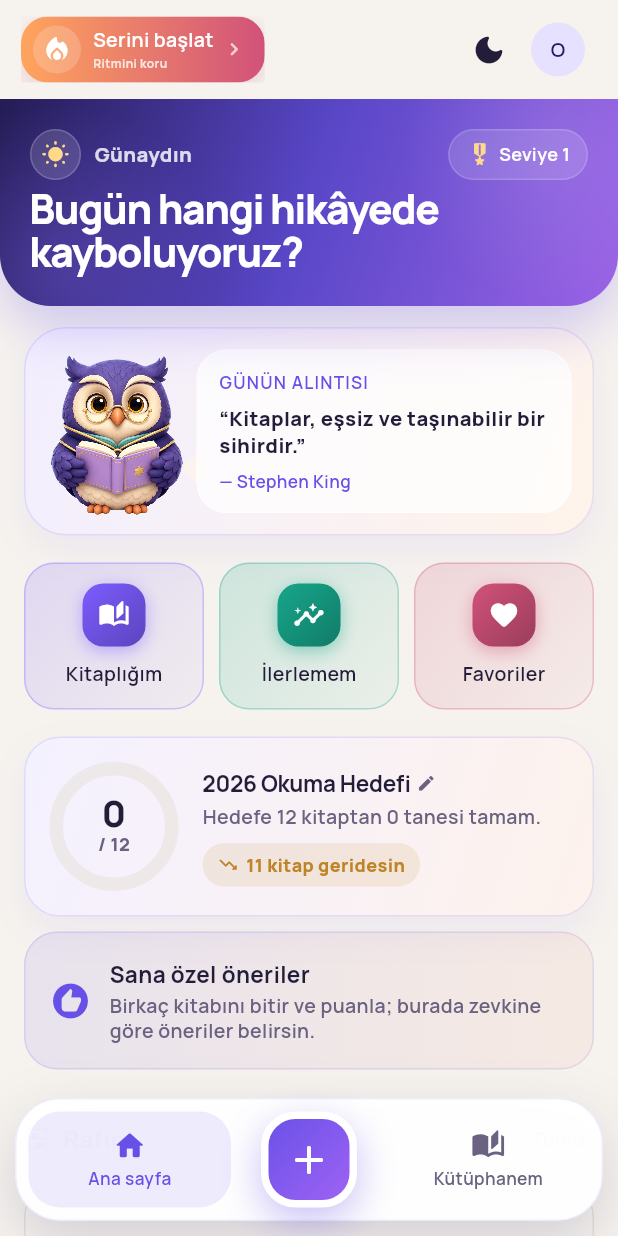
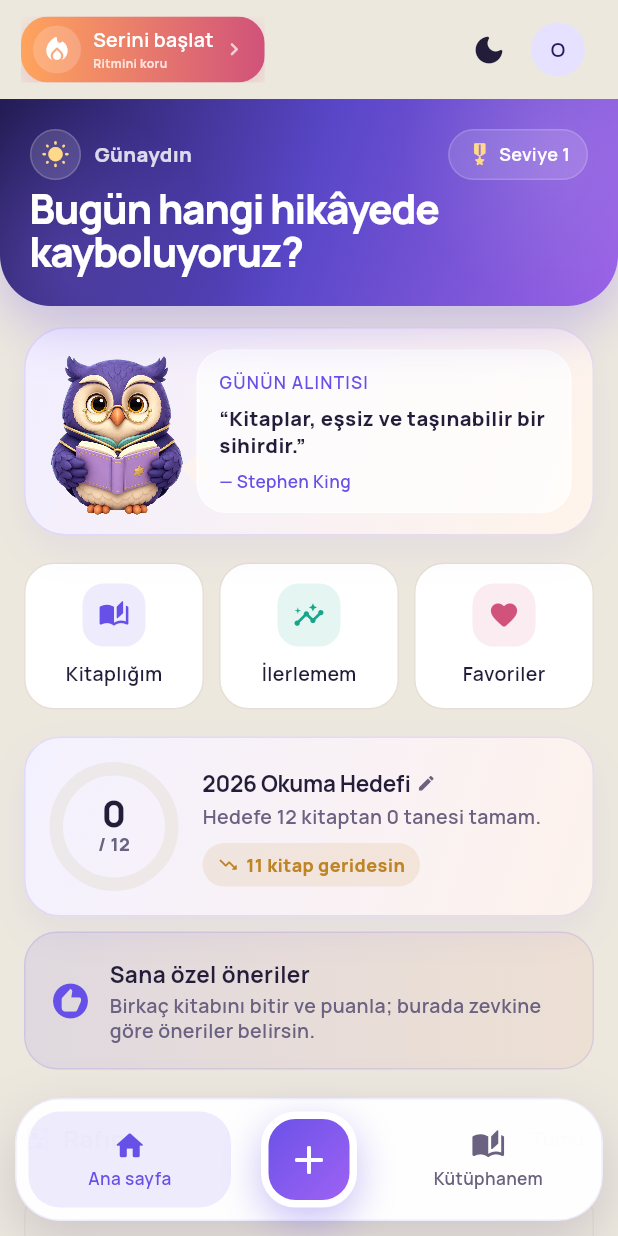
Before and after one commit to cagdaskotan/book-go, a Flutter app: the HomePage screen opened by its route, on a phone screen of 412 x 824 dp. Run offline on Flutter 3.47's test engine with Material 3 defaults, Android fonts, the phone set to English and light mode, and no system bars; our stand-ins replace cached_network_image, file_picker, flutter_local_notifications, google_fonts, image_picker, share_plus and 3 more; missing offline and left inert: google_mlkit_text_recognition, mobile_scanner; accounts and stored records are empty.

Commit message:
Koyu temadaki düzlüğü kır: yüzey ayrımı, raf arkalığı, sakin kutular
Telefonda bakınca asıl sorun görüldü: kullanıcı koyu tema kullanıyor ve
önceki turda asıl çalışma açık temadaydı. Koyu temada kart ile sayfa
zemini arasındaki fark yalnızca 1.09'du — ekranda her şey tek bir
siyahlıkta eriyordu. "Bayık" hissin sebebi buydu. Fark 1.24'e açıldı.

Aynı ölçüyü açık temaya uygulayınca orada da sorun çıktı: beyaz kart ile
kâğıt zemin arasında 1.11 varmış. Zemin bir basamak koyulaştı, ayrım
1.22'ye çıktı; metin kontrastı hâlâ 13:1. Test eşiği 1.15'e yükseltildi
ki bir daha kapanmasın.

Rafın arkalığı yoktu: yalnızca alttaki tahta vardı ve kitap sayısı azken
üstündeki boşluk "raf" değil "hiçlik" gibi duruyordu — tek kitaplı bir
kitaplıkta ekranın yarısı kara delik oluyordu. Gerçek bir rafın arkalığı
var; o boşluk artık doldurulmayı bekleyen bir yer gibi okunuyor.

Karşılama paneli tek bir parlak mordu. Koyu temada neredeyse siyah bir
sayfanın ortasına yapıştırılmış ışıklı blok gibi duruyordu; artık koyuda
tonlar derinleşiyor, açıkta canlılığını koruyor.

Hızlı eylem kutuları üç doygun renkli bloktu ve ekranı gökkuşağına
çeviriyordu. Kart sakinleşti, renk yalnızca ikonda kaldı.

180 test geçiyor.

Co-Authored-By: Claude Opus 5 (1M context) <noreply@anthropic.com>

```diff
--- a/book_app/lib/pages/home.dart
+++ b/book_app/lib/pages/home.dart
@@ -931,7 +931,7 @@ class _HomeQuickActions extends StatelessWidget {
             child: _QuickAction(
               icon: Icons.auto_stories_rounded,
               label: 'Kitaplığım',
-              color: const Color(0xFF7C5CFF),
+              color: Accents.violet,
               onTap: onCollections,
             ),
           ),
@@ -983,17 +983,13 @@ class _QuickAction extends StatelessWidget {
         borderRadius: BorderRadius.circular(20),
         child: Container(
           padding: const EdgeInsets.symmetric(horizontal: 8, vertical: 13),
+          // Üç doygun renkli blok yan yana gelince ekran gökkuşağına
+          // dönüyordu. Kart artık sayfanın kart yüzeyinde; renk yalnızca
+          // ikonda duruyor, yani ayırt edici ama bağırmıyor.
           decoration: BoxDecoration(
-            gradient: LinearGradient(
-              begin: Alignment.topLeft,
-              end: Alignment.bottomRight,
-              colors: [
-                color.withValues(alpha: .18),
-                color.withValues(alpha: .05),
-              ],
-            ),
+            color: cs.surface,
             borderRadius: BorderRadius.circular(20),
-            border: Border.all(color: color.withValues(alpha: .30)),
+            border: Border.all(color: cs.outlineVariant),
           ),
           child: Column(
             mainAxisSize: MainAxisSize.min,
@@ -1002,21 +998,12 @@ class _QuickAction extends StatelessWidget {
                 width: 42,
                 height: 42,
                 decoration: BoxDecoration(
-                  gradient: LinearGradient(
-                    begin: Alignment.topLeft,
-                    end: Alignment.bottomRight,
-                    colors: [color, Color.lerp(color, Colors.black, .26)!],
-                  ),
+                  color: Accents.wash(context, color),
                   borderRadius: BorderRadius.circular(14),
-                  boxShadow: [
-                    BoxShadow(
-                      color: color.withValues(alpha: .45),
-                      blurRadius: 9,
-                      offset: const Offset(0, 3),
-                    ),
-                  ],
-                ),
-                child: Icon(icon, color: Colors.white, size: 21),
+                  boxShadow: const [],
+                ),
+                // İkon soluk zeminin üstünde: beyaz kalsaydı kaybolurdu.
+                child: Icon(icon, color: color, size: 21),
               ),
               const SizedBox(height: 9),
               Text(
@@ -1271,18 +1258,30 @@ class _WelcomePanel extends StatelessWidget {
 
   @override
   Widget build(BuildContext context) {
+    final isDark = Theme.of(context).brightness == Brightness.dark;
+
+    // Panel tek bir parlak mor olarak sabitti. Koyu temada bu, neredeyse
+    // siyah bir sayfanın ortasına yapıştırılmış ışıklı bir blok gibi
+    // duruyordu: geçiş sert, göz yoruyor. Koyuda tonlar derinleşiyor,
+    // açıkta eski canlılığını koruyor.
+    final gradient = isDark
+        ? const [Color(0xFF1E1836), Color(0xFF3A2E76), Color(0xFF55409B)]
+        : const [Color(0xFF241C55), Color(0xFF5947C8), Color(0xFF9B63E6)];
+
     return Container(
       clipBehavior: Clip.antiAlias,
       decoration: BoxDecoration(
-        gradient: const LinearGradient(
-          colors: [Color(0xFF241C55), Color(0xFF5947C8), Color(0xFF9B63E6)],
+        gradient: LinearGradient(
+          colors: gradient,
           begin: Alignment.topLeft,
           end: Alignment.bottomRight,
         ),
         borderRadius: const BorderRadius.vertical(bottom: Radius.circular(34)),
         boxShadow: [
           BoxShadow(
-            color: const Color(0xFF6750E8).withValues(alpha: .28),
+            color: const Color(
+              0xFF6750E8,
+            ).withValues(alpha: isDark ? .14 : .28),
             blurRadius: 30,
             offset: const Offset(0, 14),
           ),
--- a/book_app/lib/theme/app_theme.dart
+++ b/book_app/lib/theme/app_theme.dart
@@ -45,7 +45,11 @@ class AppTheme {
   /// Eski zemin soğuk bir lilaktı (#F7F6FC) ve uygulamayı herhangi bir
   /// kurumsal panoya benzetiyordu. Kitap uygulamasının zemini kâğıt gibi
   /// ılık olmalı; beyaz kartlar da üstünde ancak böyle ayrışıyor.
-  static const Color canvas = Color(0xFFF6F3EE);
+  ///
+  /// Ton bir basamak koyulaştı: ilk denemede (#F6F3EE) beyaz kartla farkı
+  /// 1.11'de kalıyordu ve kartın kenarı seçilmiyordu. Şimdi 1.22 — metin
+  /// kontrastı ise hâlâ 13:1, yani okunurluktan hiçbir şey kaybedilmedi.
+  static const Color canvas = Color(0xFFEDE8DE);
 
   // Koyu temada marka renkleri koyu zeminde okunacak şekilde açılır.
   static const Color brandPrimaryDark = Color(0xFF7567F8);
@@ -133,8 +137,8 @@ class AppTheme {
     // Kâğıttan beyaza uzanan ılık basamaklar.
     surfaceContainerLowest: Colors.white,
     surfaceContainerLow: Color(0xFFFCFAF7),
-    surfaceContainer: Color(0xFFF2EEE7),
-    surfaceContainerHigh: Color(0xFFECE7DE),
+    surfaceContainer: Color(0xFFF1ECE3),
+    surfaceContainerHigh: Color(0xFFE6E0D4),
     surfaceContainerHighest: canvas,
     // Kıl payı çizgiler de ılık; soğuk gri kâğıdın üstünde yabancı duruyor.
     outline: Color(0xFFBDB5A8),
@@ -325,9 +329,14 @@ class AppTheme {
   // Açık tema kâğıda çekilince koyu tema soğuk lacivertte kaldı ve aynı
   // uygulamanın iki ayrı kimliği oldu. Buradaki tonlar da ılıtıldı:
   // mavi-gri yerine mor alt tonlu, hafif sıcak bir gece.
-  static const Color _darkSurface = Color(0xFF1C1925);
-  static const Color _darkSurfaceHigh = Color(0xFF131019);
-  static const Color _darkOutline = Color(0xFF423B52);
+  //
+  // Kart ile zemin arasındaki fark 1.09'da kalıyordu ve ekranda her şey tek
+  // bir siyahlıkta eriyordu — koyu temadaki "düzlük" hissinin sebebi buydu.
+  // Aradaki mesafe açıldı (1.24): kart artık sayfanın üstünde durduğunu
+  // belli ediyor.
+  static const Color _darkSurface = Color(0xFF282333);
+  static const Color _darkSurfaceHigh = Color(0xFF121019);
+  static const Color _darkOutline = Color(0xFF4A4259);
 
   /// Koyu temanın renkleri — gerekçesi [lightScheme] ile aynı.
   static const ColorScheme darkScheme = ColorScheme(
@@ -347,12 +356,12 @@ class AppTheme {
     surface: _darkSurface,
     onSurface: Color(0xFFF3F0F7),
     surfaceContainerHighest: _darkSurfaceHigh,
-    surfaceContainerHigh: Color(0xFF252130),
-    surfaceContainer: Color(0xFF201C2A),
-    surfaceContainerLow: Color(0xFF2A2536),
-    surfaceContainerLowest: Color(0xFF0D0B12),
+    surfaceContainerHigh: Color(0xFF322C3F),
+    surfaceContainer: Color(0xFF221E2C),
+    surfaceContainerLow: Color(0xFF1A1722),
+    surfaceContainerLowest: Color(0xFF0C0A11),
     outline: _darkOutline,
-    outlineVariant: Color(0xFF332D40),
+    outlineVariant: Color(0xFF3B3449),
     shadow: Colors.black,
     scrim: Colors.black87,
     tertiary: Color(0xFFE0B055),
```
Also changed, not shown: book_app/lib/widgets/home_shelf.dart (+52 -0 lines), 6 other files.
